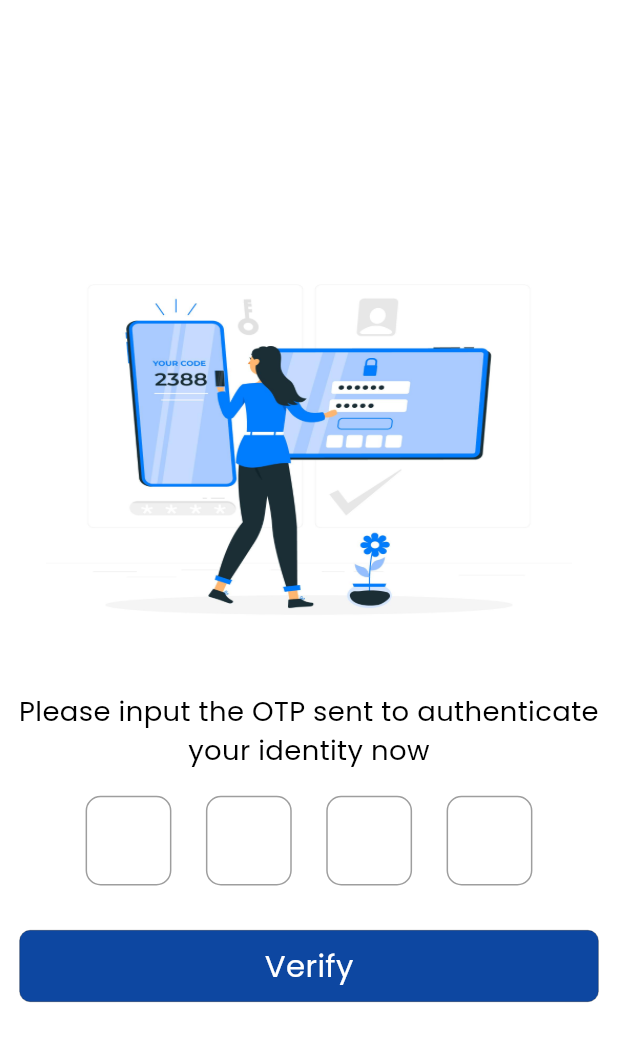
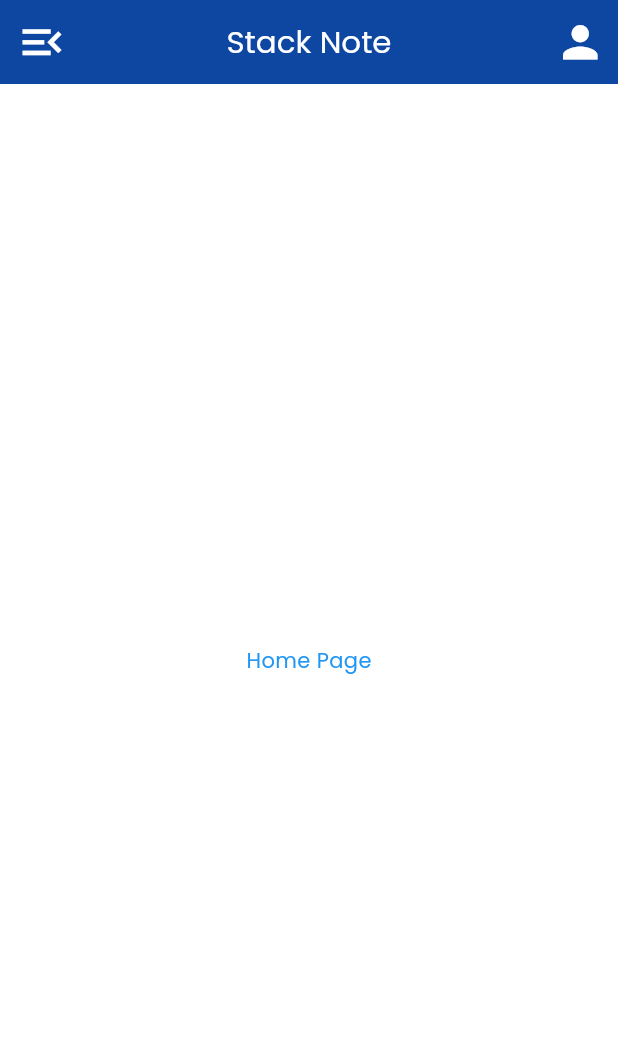
Before and after one commit to Desk-Code/stack_note, a Flutter app: the VerificationScreen screen opened directly, after a tap on "Verify", on a phone screen of 412 x 824 dp. Shown: the top 1042 px of the screen. Run offline on Flutter 3.47's test engine with Material 3 defaults, Android fonts, the phone set to English and light mode, and no system bars; drawn by our look-alikes of pinput; our stand-ins replace firebase_core, flutter_animate, flutter_screenutil, flutter_svg, get, google_fonts and 1 more; accounts and stored records are empty.

Commit message:
drawer widget

```diff
--- /dev/null
+++ b/lib/modules/home/screen/home_screen.dart
@@ -0,0 +1,52 @@
+import 'package:flutter/material.dart';
+import 'package:flutter_screenutil/flutter_screenutil.dart';
+import 'package:stack_note/modules/home/widget/drawer_widget.dart';
+import 'package:stack_note/utils/constant/color/color_constatnts.dart';
+import 'package:stack_note/utils/constant/text/textstyle_constants.dart';
+
+class HomeScreen extends StatelessWidget {
+  const HomeScreen({super.key});
+
+  @override
+  Widget build(BuildContext context) {
+    return Scaffold(
+      appBar: AppBar(
+        backgroundColor: AppColors.button,
+        leading: Builder(builder: (context) {
+          return IconButton(
+            onPressed: () => Scaffold.of(context).openDrawer(),
+            icon: Icon(
+              Icons.menu_open,
+              size: 30.sp,
+              color: Colors.white,
+            ),
+          );
+        }),
+        actions: [
+          IconButton(
+            onPressed: () {
+              // Get.to(() => );
+            },
+            icon: Icon(
+              Icons.person,
+              size: 30.sp,
+              color: Colors.white,
+            ),
+          ),
+        ],
+        title: Text(
+          'Stack Note',
+          style: size18TextStyle(color: Colors.white),
+        ),
+        centerTitle: true,
+      ),
+      drawer: drawerWidget(context),
+      body: const Center(
+        child: Text(
+          "Home Page",
+          style: TextStyle(color: Colors.blue),
+        ),
+      ),
+    );
+  }
+}
--- /dev/null
+++ b/lib/modules/home/widget/drawer_widget.dart
@@ -0,0 +1,72 @@
+import 'package:flutter/cupertino.dart';
+import 'package:flutter/material.dart';
+import 'package:flutter_screenutil/flutter_screenutil.dart';
+import 'package:flutter_svg/svg.dart';
+import 'package:get/get.dart';
+import 'package:stack_note/modules/home/widget/drawer_tile.dart';
+
+Widget? drawerWidget(BuildContext context) => Drawer(
+      child: SafeArea(
+        child: Column(
+          crossAxisAlignment: CrossAxisAlignment.center,
+          children: [
+            SvgPicture.asset(
+              'assets/svg/logo.svg', // Path to your SVG file
+              height: 200.h, // Customize the size
+              width: 200.w,
+            ),
+            const Divider(),
+            commonDrawerTile(
+              icon: Icons.home,
+              name: 'Home',
+              onTap: () {
+                Get.back();
+              },
+            ),
+            commonDrawerTile(
+              icon: Icons.person,
+              name: 'Profile',
+              onTap: () {
+                //
+              },
+            ),
+            commonDrawerTile(
+              icon: Icons.dashboard,
+              name: 'Catagory',
+              onTap: () {
+                //
+              },
+            ),
+            const Divider(),
+            commonDrawerTile(
+              icon: Icons.logout_outlined,
+              name: "Log Out",
+              onTap: () {
+                showDialog(
+                  context: context,
+                  builder: (context) => CupertinoAlertDialog(
+                    title: const Text('Confirm'),
+                    content: const Text('Are you sure to Log Out ?'),
+                    actions: [
+                      MaterialButton(
+                        onPressed: () {
+                          Get.back();
+                        },
+                        child: const Text('No'),
+                      ),
+                      MaterialButton(
+                        onPressed: () {
+                          //
+                        },
+                        child: const Text('Yes'),
+                      ),
+                    ],
+                  ),
+                );
+              },
+            ),
+            const Divider(),
+          ],
+        ),
+      ),
+    );
--- a/lib/modules/login/screen/verification_screen.dart
+++ b/lib/modules/login/screen/verification_screen.dart
@@ -2,7 +2,9 @@ import 'dart:developer';
 
 import 'package:flutter/material.dart';
 import 'package:flutter_screenutil/flutter_screenutil.dart';
+import 'package:get/get.dart';
 import 'package:pinput/pinput.dart';
+import 'package:stack_note/modules/home/screen/home_screen.dart';
 import 'package:stack_note/utils/constant/text/textstyle_constants.dart';
 import 'package:stack_note/utils/widget/common_button.dart';
 
@@ -21,7 +23,7 @@ class VerificationScreen extends StatelessWidget {
       height: 50.h,
       textStyle: size20TextStyle(),
       decoration: BoxDecoration(
-        borderRadius: BorderRadius.circular(10),
+        borderRadius: BorderRadius.circular(10.r),
         border: Border.all(color: Colors.grey),
       ),
     );
@@ -69,22 +71,22 @@ class VerificationScreen extends StatelessWidget {
               children: [
                 Container(
                   margin: const EdgeInsets.only(bottom: 9),
-                  width: 22,
-                  height: 1,
+                  width: 22.w,
+                  height: 1.h,
                   color: focusedBorderColor,
                 ),
               ],
             ),
             focusedPinTheme: defaultPinTheme.copyWith(
               decoration: defaultPinTheme.decoration!.copyWith(
-                borderRadius: BorderRadius.circular(8),
+                borderRadius: BorderRadius.circular(8.r),
                 border: Border.all(color: focusedBorderColor),
               ),
             ),
             submittedPinTheme: defaultPinTheme.copyWith(
               decoration: defaultPinTheme.decoration!.copyWith(
                 color: fillColor,
-                borderRadius: BorderRadius.circular(19),
+                borderRadius: BorderRadius.circular(19.r),
                 border: Border.all(color: focusedBorderColor),
               ),
             ),
@@ -98,7 +100,9 @@ class VerificationScreen extends StatelessWidget {
           commonButton(
             context,
             buttonTitle: "Verify",
-            onTap: () {},
+            onTap: () {
+              Get.offAll(() => const HomeScreen());
+            },
           )
         ],
       ),
--- a/lib/note_stash.dart
+++ b/lib/note_stash.dart
@@ -2,7 +2,7 @@ import 'package:flutter/material.dart';
 import 'package:flutter_screenutil/flutter_screenutil.dart';
 import 'package:get/get.dart';
 import 'package:google_fonts/google_fonts.dart';
-import 'package:stack_note/modules/onboading/screen/onboading_screen.dart';
+import 'package:stack_note/modules/home/screen/home_screen.dart';
 
 class NoteStash extends StatelessWidget {
   const NoteStash({super.key});
@@ -16,15 +16,13 @@ class NoteStash extends StatelessWidget {
         builder: (context, child) {
           return GetMaterialApp(
             debugShowCheckedModeBanner: false,
-
             theme: ThemeData(
               scaffoldBackgroundColor: Colors.white,
               fontFamily: GoogleFonts.poppins().fontFamily,
               colorScheme: ColorScheme.fromSeed(seedColor: Colors.deepPurple),
               useMaterial3: true,
-
             ),
-            home:  OnBoadingScreen(),
+            home: const HomeScreen(),
             // home: const SplashScreen(),
           );
         });
--- a/pubspec.yaml
+++ b/pubspec.yaml
@@ -44,6 +44,7 @@ dependencies:
   firebase_core: ^3.6.0
   firebase_auth: ^5.3.1
   cloud_firestore: ^5.4.4
+  flutter_svg: ^2.0.10+1
 
 dev_dependencies:
   flutter_test:
@@ -70,6 +71,7 @@ flutter:
   assets:
     - assets/animation/
     - assets/images/
+    - assets/svg/
   #   - images/a_dot_ham.jpeg
 
   # An image asset can refer to one or more resolution-specific "variants", see
```
Also changed, not shown: lib/modules/home/widget/drawer_tile.dart (added, +26 -0 lines), 1 other file.
